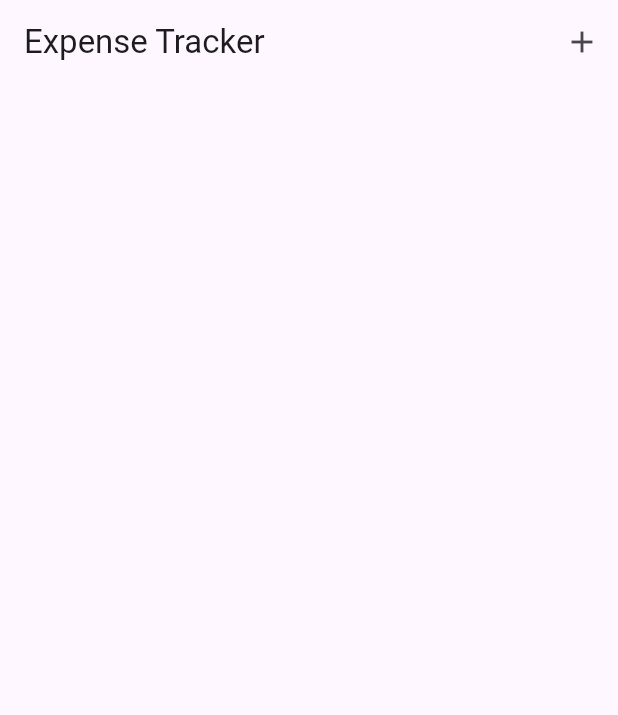
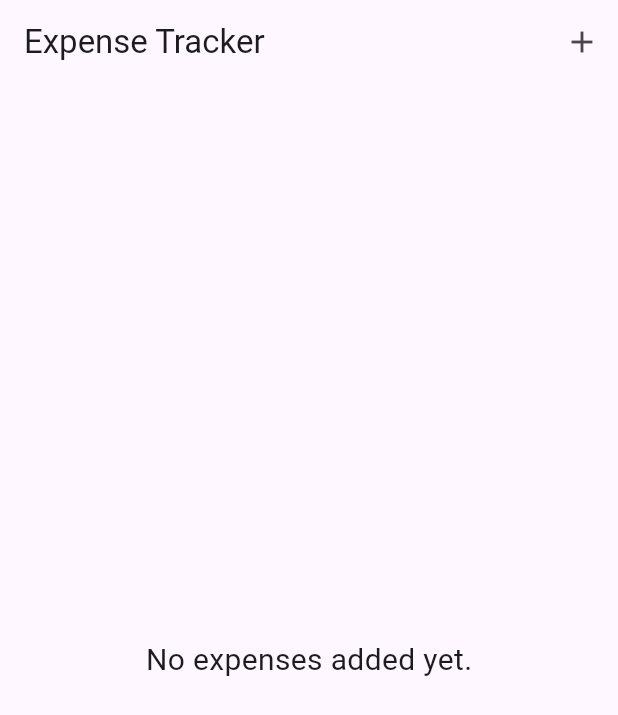
Before and after one commit to Satin3737/flutter_expense_tracker_app, a Flutter app: the screen it shows after launch, on a phone screen of 412 x 824 dp. Shown: the top 715 px of the screen. Run offline on Flutter 3.47's test engine with Material 3 defaults, Android fonts, the phone set to English and light mode, and no system bars.

Commit message:
Added expense removing flow, added placeholder

```diff
--- a/lib/widgets/expenses.dart
+++ b/lib/widgets/expenses.dart
@@ -2,6 +2,7 @@ import 'package:flutter/material.dart';
 import 'package:flutter_expense_tracker_app/models/expense.dart';
 import 'package:flutter_expense_tracker_app/new_expense.dart';
 import 'package:flutter_expense_tracker_app/widgets/expenses_list/expenses_list.dart';
+import 'package:flutter_expense_tracker_app/widgets/expenses_list/expenses_placeholder.dart';
 
 class Expenses extends StatefulWidget {
   const Expenses({super.key});
@@ -15,6 +16,25 @@ class _ExpensesState extends State<Expenses> {
 
   void _addExpense(Expense expense) => setState(() => _expenses.add(expense));
 
+  void _removeExpense(Expense expense) {
+    final int index = _expenses.indexOf(expense);
+
+    setState(() => _expenses.remove(expense));
+
+    ScaffoldMessenger.of(context).hideCurrentSnackBar();
+
+    ScaffoldMessenger.of(context).showSnackBar(
+      SnackBar(
+        duration: const Duration(seconds: 3),
+        content: const Text('Expense removed'),
+        action: SnackBarAction(
+          label: 'Undo',
+          onPressed: () => setState(() => _expenses.insert(index, expense)),
+        ),
+      ),
+    );
+  }
+
   _openAddExpenseOverlay() {
     showModalBottomSheet(
       context: context,
@@ -25,6 +45,10 @@ class _ExpensesState extends State<Expenses> {
 
   @override
   Widget build(BuildContext context) {
+    final Widget content = _expenses.isEmpty
+        ? ExpensesPlaceholder()
+        : ExpensesList(expenses: _expenses, removeExpense: _removeExpense);
+
     return Scaffold(
       appBar: AppBar(
         actions: [
@@ -38,7 +62,7 @@ class _ExpensesState extends State<Expenses> {
       body: Column(
         children: [
           Expanded(
-            child: ExpensesList(expenses: _expenses),
+            child: content,
           ),
         ],
       ),
--- a/lib/widgets/expenses_list/expenses_list.dart
+++ b/lib/widgets/expenses_list/expenses_list.dart
@@ -3,15 +3,24 @@ import 'package:flutter_expense_tracker_app/models/expense.dart';
 import 'package:flutter_expense_tracker_app/widgets/expenses_list/expense_item.dart';
 
 class ExpensesList extends StatelessWidget {
-  const ExpensesList({super.key, required this.expenses});
+  const ExpensesList({
+    super.key,
+    required this.expenses,
+    required this.removeExpense,
+  });
 
   final List<Expense> expenses;
+  final void Function(Expense) removeExpense;
 
   @override
   Widget build(BuildContext context) {
     return ListView.builder(
       itemCount: expenses.length,
-      itemBuilder: (ctx, index) => ExpenseItem(expenses[index]),
+      itemBuilder: (ctx, index) => Dismissible(
+        key: ValueKey(expenses[index]),
+        onDismissed: (_) => removeExpense(expenses[index]),
+        child: ExpenseItem(expenses[index]),
+      ),
     );
   }
 }
--- /dev/null
+++ b/lib/widgets/expenses_list/expenses_placeholder.dart
@@ -0,0 +1,15 @@
+import 'package:flutter/material.dart';
+
+class ExpensesPlaceholder extends StatelessWidget {
+  const ExpensesPlaceholder({super.key});
+
+  @override
+  Widget build(BuildContext context) {
+    return const Center(
+      child: Text(
+        'No expenses added yet.',
+        style: TextStyle(fontSize: 20),
+      ),
+    );
+  }
+}
```
Also changed, not shown: pubspec.lock.
